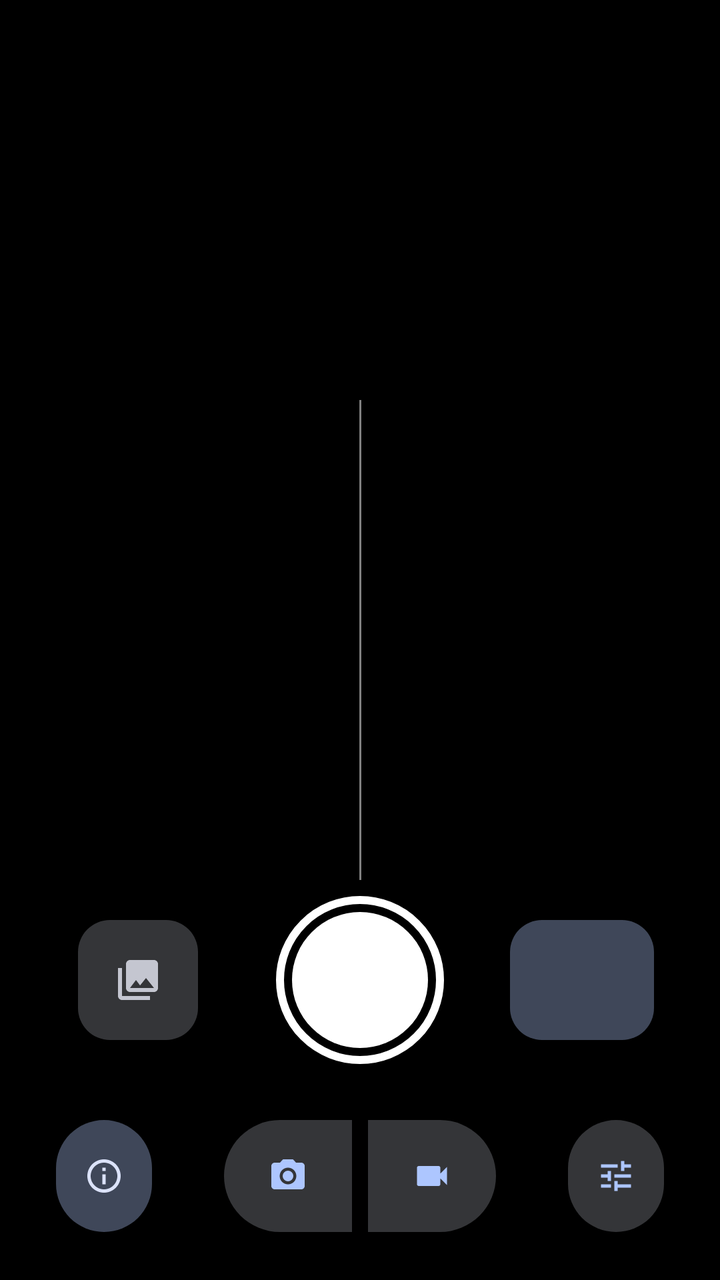
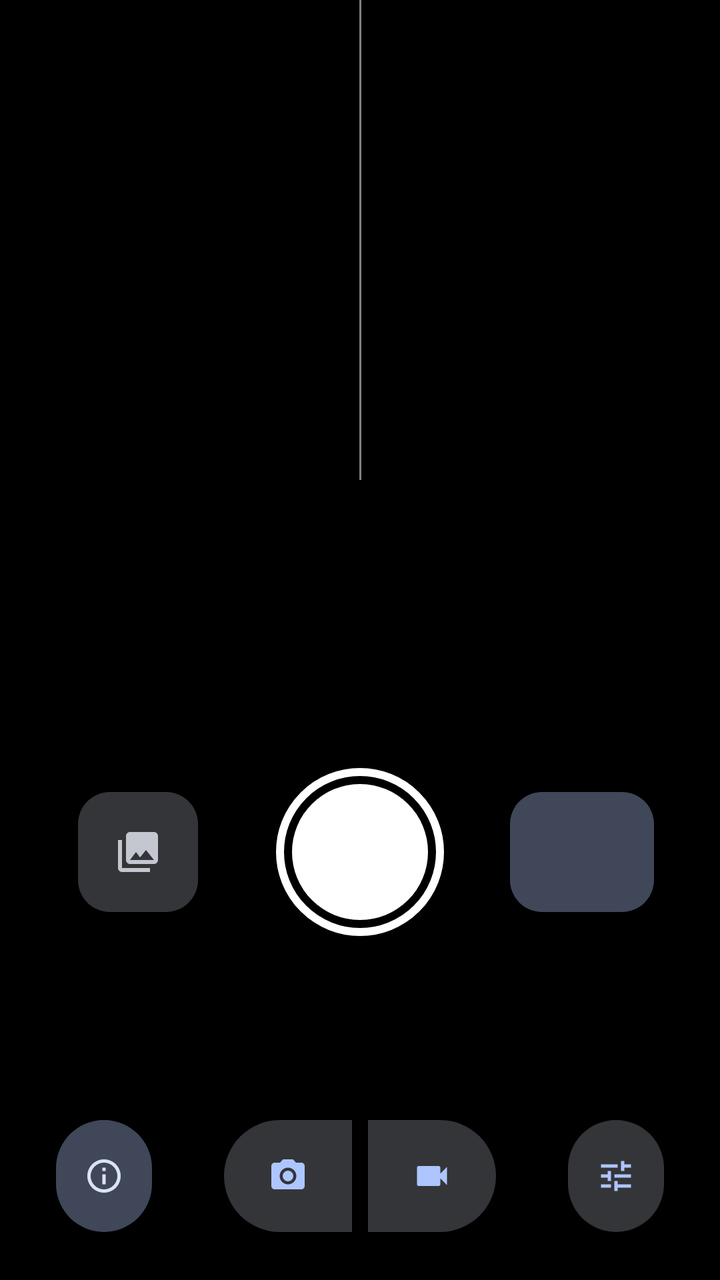

Two renders of the same Android screen: before a commit and after it. Below are the layout's source before the change and the commit's diff.
<!-- AndroidManifest.xml: application theme Theme.My3DCamera -->
<!-- res/layout/activity_main.xml -->
<?xml version="1.0" encoding="utf-8"?>
<androidx.constraintlayout.widget.ConstraintLayout xmlns:android="http://schemas.android.com/apk/res/android"
    xmlns:app="http://schemas.android.com/apk/res-auto"
    android:layout_width="match_parent"
    android:layout_height="match_parent"
    android:background="@color/black">

    
    <LinearLayout
        android:id="@+id/statusPanel"
        android:layout_width="wrap_content"
        android:layout_height="wrap_content"
        android:layout_marginTop="16dp"
        android:background="@drawable/bg_card"
        android:backgroundTint="?attr/colorSurfaceContainerHigh"
        android:orientation="horizontal"
        android:paddingHorizontal="16dp"
        android:paddingVertical="10dp"
        android:visibility="gone"
        app:layout_constraintEnd_toEndOf="parent"
        app:layout_constraintStart_toStartOf="parent"
        app:layout_constraintTop_toTopOf="parent">

        <TextView
            android:id="@+id/statusLabels"
            android:layout_width="wrap_content"
            android:layout_height="wrap_content"
            android:lineSpacingExtra="3dp"
            android:textColor="?attr/colorOnSurfaceVariant"
            android:textSize="12sp" />

        <TextView
            android:id="@+id/statusValues"
            android:layout_width="wrap_content"
            android:layout_height="wrap_content"
            android:layout_marginStart="16dp"
            android:fontFamily="sans-serif-medium"
            android:fontFeatureSettings="tnum"
            android:lineSpacingExtra="3dp"
            android:textColor="?attr/colorOnSurface"
            android:textSize="12sp" />
    </LinearLayout>

    <TextureView
        android:id="@+id/preview"
        android:layout_width="0dp"
        android:layout_height="0dp"
        app:layout_constraintBottom_toBottomOf="parent"
        app:layout_constraintDimensionRatio="3:2"
        app:layout_constraintEnd_toEndOf="parent"
        app:layout_constraintStart_toStartOf="parent"
        app:layout_constraintTop_toTopOf="parent" />

    <View
        android:id="@+id/eyeDivider"
        android:layout_width="1dp"
        android:layout_height="0dp"
        android:background="#80FFFFFF"
        app:layout_constraintBottom_toBottomOf="@id/preview"
        app:layout_constraintEnd_toEndOf="@id/preview"
        app:layout_constraintStart_toStartOf="@id/preview"
        app:layout_constraintTop_toTopOf="@id/preview" />

    <TextView
        android:id="@+id/recordingIndicator"
        android:layout_width="wrap_content"
        android:layout_height="wrap_content"
        android:layout_marginBottom="12dp"
        android:background="@drawable/bg_pill"
        android:backgroundTint="@color/record_red"
        android:fontFamily="sans-serif-medium"
        android:paddingHorizontal="14dp"
        android:paddingVertical="4dp"
        android:textColor="@color/white"
        android:textSize="15sp"
        android:visibility="gone"
        app:layout_constraintBottom_toTopOf="@id/preview"
        app:layout_constraintEnd_toEndOf="parent"
        app:layout_constraintStart_toStartOf="parent" />

    <TextView
        android:id="@+id/warningText"
        android:layout_width="wrap_content"
        android:layout_height="wrap_content"
        android:layout_marginHorizontal="24dp"
        android:layout_marginBottom="12dp"
        android:background="@drawable/bg_pill"
        android:backgroundTint="?attr/colorErrorContainer"
        android:fontFamily="sans-serif-medium"
        android:gravity="center"
        android:paddingHorizontal="16dp"
        android:paddingVertical="6dp"
        android:textColor="?attr/colorOnErrorContainer"
        android:textSize="13sp"
        android:visibility="gone"
        app:layout_constrainedWidth="true"
        app:layout_constraintEnd_toEndOf="parent"
        app:layout_constraintStart_toStartOf="parent"
        app:layout_constraintBottom_toBottomOf="@id/preview" />

    
    <com.google.android.material.card.MaterialCardView
        android:id="@+id/calibrationPanel"
        style="?attr/materialCardViewFilledStyle"
        android:layout_width="0dp"
        android:layout_height="wrap_content"
        android:layout_marginHorizontal="16dp"
        android:layout_marginBottom="24dp"
        android:visibility="gone"
        app:cardBackgroundColor="?attr/colorSurfaceContainerHigh"
        app:cardCornerRadius="28dp"
        app:layout_constraintBottom_toTopOf="@id/shutterButton"
        app:layout_constraintEnd_toEndOf="parent"
        app:layout_constraintStart_toStartOf="parent">

        <LinearLayout
            android:layout_width="match_parent"
            android:layout_height="wrap_content"
            android:orientation="vertical"
            android:paddingStart="20dp"
            android:paddingTop="8dp"
            android:paddingEnd="12dp"
            android:paddingBottom="8dp">

            <LinearLayout
                android:layout_width="match_parent"
                android:layout_height="wrap_content"
                android:gravity="center_vertical"
                android:orientation="horizontal">

                <TextView
                    android:layout_width="0dp"
                    android:layout_height="wrap_content"
                    android:layout_weight="1"
                    android:text="@string/calibration_title"
                    android:textAppearance="?attr/textAppearanceTitleMedium" />

                <com.google.android.material.button.MaterialButton
                    android:id="@+id/resetCalibrationButton"
                    style="?attr/borderlessButtonStyle"
                    android:layout_width="wrap_content"
                    android:layout_height="wrap_content"
                    android:text="@string/reset_calibration" />
            </LinearLayout>

            <LinearLayout
                android:layout_width="match_parent"
                android:layout_height="wrap_content"
                android:layout_marginEnd="8dp"
                android:orientation="horizontal">

                <TextView
                    android:layout_width="0dp"
                    android:layout_height="wrap_content"
                    android:layout_weight="1"
                    android:text="@string/calibration_scale"
                    android:textAppearance="?attr/textAppearanceBodyMedium"
                    android:textColor="?attr/colorOnSurfaceVariant" />

                <TextView
                    android:id="@+id/scaleValue"
                    android:layout_width="wrap_content"
                    android:layout_height="wrap_content"
                    android:textAppearance="?attr/textAppearanceBodyMedium" />
            </LinearLayout>

            <com.google.android.material.slider.Slider
                android:id="@+id/scaleSlider"
                android:layout_width="match_parent"
                android:layout_height="wrap_content"
                android:contentDescription="@string/calibration_scale"
                android:stepSize="1"
                android:valueFrom="0"
                android:valueTo="200"
                app:labelBehavior="gone"
                app:tickVisible="false" />

            <LinearLayout
                android:layout_width="match_parent"
                android:layout_height="wrap_content"
                android:layout_marginEnd="8dp"
                android:orientation="horizontal">

                <TextView
                    android:layout_width="0dp"
                    android:layout_height="wrap_content"
                    android:layout_weight="1"
                    android:text="@string/calibration_vertical"
                    android:textAppearance="?attr/textAppearanceBodyMedium"
                    android:textColor="?attr/colorOnSurfaceVariant" />

                <TextView
                    android:id="@+id/verticalValue"
                    android:layout_width="wrap_content"
                    android:layout_height="wrap_content"
                    android:textAppearance="?attr/textAppearanceBodyMedium" />
            </LinearLayout>

            <com.google.android.material.slider.Slider
                android:id="@+id/verticalSlider"
                android:layout_width="match_parent"
                android:layout_height="wrap_content"
                android:contentDescription="@string/calibration_vertical"
                android:stepSize="1"
                android:valueFrom="0"
                android:valueTo="200"
                app:labelBehavior="gone"
                app:tickVisible="false" />

            
            <com.google.android.material.materialswitch.MaterialSwitch
                android:id="@+id/swapEyesSwitch"
                android:layout_width="match_parent"
                android:layout_height="wrap_content"
                android:layout_marginEnd="8dp"
                android:text="@string/swap_eyes"
                android:textAppearance="?attr/textAppearanceBodyMedium"
                android:textColor="?attr/colorOnSurfaceVariant" />
        </LinearLayout>
    </com.google.android.material.card.MaterialCardView>

    
    <com.google.android.material.imageview.ShapeableImageView
        android:id="@+id/galleryButton"
        android:layout_width="60dp"
        android:layout_height="60dp"
        android:background="?attr/colorSurfaceContainerHighest"
        android:contentDescription="@string/open_gallery"
        android:scaleType="center"
        android:src="@drawable/ic_photo_library"
        android:stateListAnimator="@animator/press_scale"
        app:layout_constraintBottom_toBottomOf="@id/shutterButton"
        app:layout_constraintEnd_toStartOf="@id/shutterButton"
        app:layout_constraintStart_toStartOf="parent"
        app:layout_constraintTop_toTopOf="@id/shutterButton"
        app:shapeAppearanceOverlay="@style/ShapeAppearance.My3DCamera.Thumbnail"
        app:tint="?attr/colorOnSurfaceVariant" />

    <ImageButton
        android:id="@+id/shutterButton"
        android:layout_width="84dp"
        android:layout_height="84dp"
        android:layout_marginBottom="28dp"
        android:background="@null"
        android:contentDescription="@string/take_photo"
        android:scaleType="fitCenter"
        android:src="@drawable/shutter_photo"
        android:stateListAnimator="@animator/press_scale"
        app:layout_constraintBottom_toTopOf="@id/modeSwitch"
        app:layout_constraintEnd_toEndOf="parent"
        app:layout_constraintStart_toStartOf="parent" />

    
    <com.google.android.material.button.MaterialButton
        android:id="@+id/videoSettingsButton"
        style="@style/Widget.My3DCamera.FormatButton"
        android:layout_width="72dp"
        android:layout_height="60dp"
        android:contentDescription="@string/video_settings"
        app:layout_constraintBottom_toBottomOf="@id/shutterButton"
        app:layout_constraintEnd_toEndOf="parent"
        app:layout_constraintStart_toEndOf="@id/shutterButton"
        app:layout_constraintTop_toTopOf="@id/shutterButton" />

    
    <com.google.android.material.button.MaterialButton
        android:id="@+id/aboutButton"
        style="@style/Widget.My3DCamera.IconButton"
        android:layout_width="56dp"
        android:layout_height="56dp"
        android:layout_marginStart="24dp"
        android:contentDescription="@string/about"
        app:icon="@drawable/ic_info"
        app:layout_constraintBottom_toBottomOf="@id/modeSwitch"
        app:layout_constraintStart_toStartOf="parent"
        app:layout_constraintTop_toTopOf="@id/modeSwitch" />

    <com.google.android.material.button.MaterialButtonToggleGroup
        android:id="@+id/modeSwitch"
        style="@style/Widget.Material3.MaterialButtonGroup.Connected"
        android:layout_width="wrap_content"
        android:layout_height="wrap_content"
        android:layout_marginBottom="24dp"
        app:layout_constraintBottom_toBottomOf="parent"
        app:layout_constraintEnd_toEndOf="parent"
        app:layout_constraintStart_toStartOf="parent"
        app:selectionRequired="true"
        app:singleSelection="true">

        <com.google.android.material.button.MaterialButton
            android:id="@+id/photoModeButton"
            style="@style/Widget.My3DCamera.ToggleIconButton"
            android:layout_width="72dp"
            android:layout_height="56dp"
            android:contentDescription="@string/mode_photo"
            app:icon="@drawable/ic_photo_camera" />

        <com.google.android.material.button.MaterialButton
            android:id="@+id/videoModeButton"
            style="@style/Widget.My3DCamera.ToggleIconButton"
            android:layout_width="72dp"
            android:layout_height="56dp"
            android:contentDescription="@string/mode_video"
            app:icon="@drawable/ic_videocam" />
    </com.google.android.material.button.MaterialButtonToggleGroup>

    <com.google.android.material.button.MaterialButton
        android:id="@+id/calibrationButton"
        style="@style/Widget.My3DCamera.ToggleIconButton"
        android:layout_width="56dp"
        android:layout_height="56dp"
        android:layout_marginEnd="24dp"
        android:contentDescription="@string/calibration_title"
        app:icon="@drawable/ic_tune"
        app:layout_constraintBottom_toBottomOf="@id/modeSwitch"
        app:layout_constraintEnd_toEndOf="parent"
        app:layout_constraintTop_toTopOf="@id/modeSwitch" />

</androidx.constraintlayout.widget.ConstraintLayout>
<!-- resources referenced by this layout -->
<resources>
  <color name="black">#FF000000</color>
  <color name="record_red">#FFE53935</color>
  <color name="white">#FFFFFFFF</color>
  <!-- drawable bg_card (drawable) -->
  <?xml version="1.0" encoding="utf-8"?>
  <shape xmlns:android="http://schemas.android.com/apk/res/android" android:shape="rectangle">
      <corners android:radius="16dp" />
      <solid android:color="@color/white" />
  </shape>
  <!-- drawable bg_pill (drawable) -->
  <?xml version="1.0" encoding="utf-8"?>
  <shape xmlns:android="http://schemas.android.com/apk/res/android" android:shape="rectangle">
      <corners android:radius="100dp" />
      <solid android:color="@color/white" />
  </shape>
  <!-- drawable ic_tune (drawable) -->
  <vector xmlns:android="http://schemas.android.com/apk/res/android"
      android:width="24dp"
      android:height="24dp"
      android:viewportWidth="24"
      android:viewportHeight="24">
      <path
          android:fillColor="@color/white"
          android:pathData="M3,17v2h6v-2H3zM3,5v2h10V5H3zM13,21v-2h8v-2h-8v-2h-2v6h2zM7,9v2H3v2h4v2h2V9H7zM21,13v-2H11v2h10zM15,9h2V7h4V5h-4V3h-2v6z" />
  </vector>
  <!-- drawable ic_videocam (drawable) -->
  <vector xmlns:android="http://schemas.android.com/apk/res/android"
      android:width="24dp"
      android:height="24dp"
      android:viewportWidth="24"
      android:viewportHeight="24">
      <path
          android:fillColor="@color/white"
          android:pathData="M17,10.5V7c0,-0.55 -0.45,-1 -1,-1H4c-0.55,0 -1,0.45 -1,1v10c0,0.55 0.45,1 1,1h12c0.55,0 1,-0.45 1,-1v-3.5l4,4v-11l-4,4z" />
  </vector>
  <string name="about">About cameras</string>
  <string name="calibration_scale">Wide camera scale</string>
  <string name="calibration_title">Eye alignment</string>
  <string name="calibration_vertical">Vertical shift</string>
  <string name="mode_photo">Photo</string>
  <string name="mode_video">Video</string>
  <string name="open_gallery">Open last capture</string>
  <string name="reset_calibration">Reset</string>
  <string name="swap_eyes">Swap eyes</string>
  <string name="take_photo">Take photo</string>
  <string name="video_settings">Video settings</string>
  <style name="ShapeAppearance.My3DCamera.Thumbnail" parent="">
          <item name="cornerFamily">rounded</item>
          <item name="cornerSize">16dp</item>
      </style>
  <style name="Widget.My3DCamera.FormatButton" parent="Widget.Material3.Button.TonalButton">
          <item name="android:padding">0dp</item>
          <item name="android:insetTop">0dp</item>
          <item name="android:insetBottom">0dp</item>
          <item name="android:textSize">13sp</item>
          <item name="android:lineSpacingExtra">0dp</item>
          <item name="cornerRadius">16dp</item>
      </style>
  <style name="Widget.My3DCamera.IconButton" parent="Widget.Material3.Button.IconButton.Filled.Tonal">
          <item name="android:padding">0dp</item>
          <item name="android:insetTop">0dp</item>
          <item name="android:insetBottom">0dp</item>
          <item name="iconGravity">textStart</item>
          <item name="iconPadding">0dp</item>
      </style>
  <style name="Widget.My3DCamera.ToggleIconButton" parent="Widget.Material3.Button.IconButton.Filled">
          <item name="android:checkable">true</item>
          <item name="android:padding">0dp</item>
          <item name="android:insetTop">0dp</item>
          <item name="android:insetBottom">0dp</item>
          <item name="iconGravity">textStart</item>
          <item name="iconPadding">0dp</item>
      </style>
  <style name="Theme.My3DCamera" parent="Theme.Material3.DynamicColors.Dark.NoActionBar">
          <item name="android:windowBackground">@color/black</item>
          <item name="android:statusBarColor">@color/black</item>
          <item name="android:navigationBarColor">@color/black</item>
      </style>
  <!-- unchanged entries left out for length: 4 -->
</resources>

<!-- the commit's change to res/layout/activity_main.xml (unified diff, before → after) -->
@@ -5,47 +5,10 @@
     android:layout_height="match_parent"
     android:background="@color/black">
 
-    
-    <LinearLayout
-        android:id="@+id/statusPanel"
-        android:layout_width="wrap_content"
-        android:layout_height="wrap_content"
-        android:layout_marginTop="16dp"
-        android:background="@drawable/bg_card"
-        android:backgroundTint="?attr/colorSurfaceContainerHigh"
-        android:orientation="horizontal"
-        android:paddingHorizontal="16dp"
-        android:paddingVertical="10dp"
-        android:visibility="gone"
-        app:layout_constraintEnd_toEndOf="parent"
-        app:layout_constraintStart_toStartOf="parent"
-        app:layout_constraintTop_toTopOf="parent">
-
-        <TextView
-            android:id="@+id/statusLabels"
-            android:layout_width="wrap_content"
-            android:layout_height="wrap_content"
-            android:lineSpacingExtra="3dp"
-            android:textColor="?attr/colorOnSurfaceVariant"
-            android:textSize="12sp" />
-
-        <TextView
-            android:id="@+id/statusValues"
-            android:layout_width="wrap_content"
-            android:layout_height="wrap_content"
-            android:layout_marginStart="16dp"
-            android:fontFamily="sans-serif-medium"
-            android:fontFeatureSettings="tnum"
-            android:lineSpacingExtra="3dp"
-            android:textColor="?attr/colorOnSurface"
-            android:textSize="12sp" />
-    </LinearLayout>
-
     <TextureView
         android:id="@+id/preview"
         android:layout_width="0dp"
         android:layout_height="0dp"
-        app:layout_constraintBottom_toBottomOf="parent"
         app:layout_constraintDimensionRatio="3:2"
         app:layout_constraintEnd_toEndOf="parent"
         app:layout_constraintStart_toStartOf="parent"
@@ -61,11 +24,47 @@
         app:layout_constraintStart_toStartOf="@id/preview"
         app:layout_constraintTop_toTopOf="@id/preview" />
 
+    
+    <LinearLayout
+        android:id="@+id/statusPanel"
+        android:layout_width="wrap_content"
+        android:layout_height="wrap_content"
+        android:layout_marginTop="12dp"
+        android:layout_marginEnd="12dp"
+        android:background="@drawable/bg_card"
+        android:backgroundTint="#66000000"
+        android:orientation="horizontal"
+        android:paddingHorizontal="12dp"
+        android:paddingVertical="8dp"
+        android:visibility="gone"
+        app:layout_constraintEnd_toEndOf="@id/preview"
+        app:layout_constraintTop_toTopOf="@id/preview">
+
+        <TextView
+            android:id="@+id/statusLabels"
+            android:layout_width="wrap_content"
+            android:layout_height="wrap_content"
+            android:lineSpacingExtra="3dp"
+            android:textColor="#CCFFFFFF"
+            android:textSize="12sp" />
+
+        <TextView
+            android:id="@+id/statusValues"
+            android:layout_width="wrap_content"
+            android:layout_height="wrap_content"
+            android:layout_marginStart="12dp"
+            android:fontFamily="sans-serif-medium"
+            android:fontFeatureSettings="tnum"
+            android:lineSpacingExtra="3dp"
+            android:textColor="@color/white"
+            android:textSize="12sp" />
+    </LinearLayout>
+
     <TextView
         android:id="@+id/recordingIndicator"
         android:layout_width="wrap_content"
         android:layout_height="wrap_content"
-        android:layout_marginBottom="12dp"
+        android:layout_marginTop="12dp"
         android:background="@drawable/bg_pill"
         android:backgroundTint="@color/record_red"
         android:fontFamily="sans-serif-medium"
@@ -74,7 +73,7 @@
         android:textColor="@color/white"
         android:textSize="15sp"
         android:visibility="gone"
-        app:layout_constraintBottom_toTopOf="@id/preview"
+        app:layout_constraintTop_toTopOf="@id/preview"
         app:layout_constraintEnd_toEndOf="parent"
         app:layout_constraintStart_toStartOf="parent" />
 
@@ -83,7 +82,7 @@
         android:layout_width="wrap_content"
         android:layout_height="wrap_content"
         android:layout_marginHorizontal="24dp"
-        android:layout_marginBottom="12dp"
+        android:layout_marginBottom="36dp"
         android:background="@drawable/bg_pill"
         android:backgroundTint="?attr/colorErrorContainer"
         android:fontFamily="sans-serif-medium"
@@ -96,128 +95,7 @@
         app:layout_constrainedWidth="true"
         app:layout_constraintEnd_toEndOf="parent"
         app:layout_constraintStart_toStartOf="parent"
-        app:layout_constraintBottom_toBottomOf="@id/preview" />
-
-    
-    <com.google.android.material.card.MaterialCardView
-        android:id="@+id/calibrationPanel"
-        style="?attr/materialCardViewFilledStyle"
-        android:layout_width="0dp"
-        android:layout_height="wrap_content"
-        android:layout_marginHorizontal="16dp"
-        android:layout_marginBottom="24dp"
-        android:visibility="gone"
-        app:cardBackgroundColor="?attr/colorSurfaceContainerHigh"
-        app:cardCornerRadius="28dp"
-        app:layout_constraintBottom_toTopOf="@id/shutterButton"
-        app:layout_constraintEnd_toEndOf="parent"
-        app:layout_constraintStart_toStartOf="parent">
-
-        <LinearLayout
-            android:layout_width="match_parent"
-            android:layout_height="wrap_content"
-            android:orientation="vertical"
-            android:paddingStart="20dp"
-            android:paddingTop="8dp"
-            android:paddingEnd="12dp"
-            android:paddingBottom="8dp">
-
-            <LinearLayout
-                android:layout_width="match_parent"
-                android:layout_height="wrap_content"
-                android:gravity="center_vertical"
-                android:orientation="horizontal">
-
-                <TextView
-                    android:layout_width="0dp"
-                    android:layout_height="wrap_content"
-                    android:layout_weight="1"
-                    android:text="@string/calibration_title"
-                    android:textAppearance="?attr/textAppearanceTitleMedium" />
-
-                <com.google.android.material.button.MaterialButton
-                    android:id="@+id/resetCalibrationButton"
-                    style="?attr/borderlessButtonStyle"
-                    android:layout_width="wrap_content"
-                    android:layout_height="wrap_content"
-                    android:text="@string/reset_calibration" />
-            </LinearLayout>
-
-            <LinearLayout
-                android:layout_width="match_parent"
-                android:layout_height="wrap_content"
-                android:layout_marginEnd="8dp"
-                android:orientation="horizontal">
-
-                <TextView
-                    android:layout_width="0dp"
-                    android:layout_height="wrap_content"
-                    android:layout_weight="1"
-                    android:text="@string/calibration_scale"
-                    android:textAppearance="?attr/textAppearanceBodyMedium"
-                    android:textColor="?attr/colorOnSurfaceVariant" />
-
-                <TextView
-                    android:id="@+id/scaleValue"
-                    android:layout_width="wrap_content"
-                    android:layout_height="wrap_content"
-                    android:textAppearance="?attr/textAppearanceBodyMedium" />
-            </LinearLayout>
-
-            <com.google.android.material.slider.Slider
-                android:id="@+id/scaleSlider"
-                android:layout_width="match_parent"
-                android:layout_height="wrap_content"
-                android:contentDescription="@string/calibration_scale"
-                android:stepSize="1"
-                android:valueFrom="0"
-                android:valueTo="200"
-                app:labelBehavior="gone"
-                app:tickVisible="false" />
-
-            <LinearLayout
-                android:layout_width="match_parent"
-                android:layout_height="wrap_content"
-                android:layout_marginEnd="8dp"
-                android:orientation="horizontal">
-
-                <TextView
-                    android:layout_width="0dp"
-                    android:layout_height="wrap_content"
-                    android:layout_weight="1"
-                    android:text="@string/calibration_vertical"
-                    android:textAppearance="?attr/textAppearanceBodyMedium"
-                    android:textColor="?attr/colorOnSurfaceVariant" />
-
-                <TextView
-                    android:id="@+id/verticalValue"
-                    android:layout_width="wrap_content"
-                    android:layout_height="wrap_content"
-                    android:textAppearance="?attr/textAppearanceBodyMedium" />
-            </LinearLayout>
-
-            <com.google.android.material.slider.Slider
-                android:id="@+id/verticalSlider"
-                android:layout_width="match_parent"
-                android:layout_height="wrap_content"
-                android:contentDescription="@string/calibration_vertical"
-                android:stepSize="1"
-                android:valueFrom="0"
-                android:valueTo="200"
-                app:labelBehavior="gone"
-                app:tickVisible="false" />
-
-            
-            <com.google.android.material.materialswitch.MaterialSwitch
-                android:id="@+id/swapEyesSwitch"
-                android:layout_width="match_parent"
-                android:layout_height="wrap_content"
-                android:layout_marginEnd="8dp"
-                android:text="@string/swap_eyes"
-                android:textAppearance="?attr/textAppearanceBodyMedium"
-                android:textColor="?attr/colorOnSurfaceVariant" />
-        </LinearLayout>
-    </com.google.android.material.card.MaterialCardView>
+        app:layout_constraintBottom_toTopOf="@id/shutterButton" />
 
     
     <com.google.android.material.imageview.ShapeableImageView
@@ -240,7 +118,7 @@
         android:id="@+id/shutterButton"
         android:layout_width="84dp"
         android:layout_height="84dp"
-        android:layout_marginBottom="28dp"
+        android:layout_marginBottom="92dp"
         android:background="@null"
         android:contentDescription="@string/take_photo"
         android:scaleType="fitCenter"
@@ -310,7 +188,7 @@
         android:layout_width="56dp"
         android:layout_height="56dp"
         android:layout_marginEnd="24dp"
-        android:contentDescription="@string/calibration_title"
+        android:contentDescription="@string/settings"
         app:icon="@drawable/ic_tune"
         app:layout_constraintBottom_toBottomOf="@id/modeSwitch"
         app:layout_constraintEnd_toEndOf="parent"
<!-- resource entries referenced after the edit -->
@@ -36,14 +36,10 @@
           android:pathData="M17,10.5V7c0,-0.55 -0.45,-1 -1,-1H4c-0.55,0 -1,0.45 -1,1v10c0,0.55 0.45,1 1,1h12c0.55,0 1,-0.45 1,-1v-3.5l4,4v-11l-4,4z" />
   </vector>
   <string name="about">About cameras</string>
-  <string name="calibration_scale">Wide camera scale</string>
-  <string name="calibration_title">Eye alignment</string>
-  <string name="calibration_vertical">Vertical shift</string>
   <string name="mode_photo">Photo</string>
   <string name="mode_video">Video</string>
   <string name="open_gallery">Open last capture</string>
-  <string name="reset_calibration">Reset</string>
-  <string name="swap_eyes">Swap eyes</string>
+  <string name="settings">Settings</string>
   <string name="take_photo">Take photo</string>
   <string name="video_settings">Video settings</string>
   <style name="ShapeAppearance.My3DCamera.Thumbnail" parent="">
